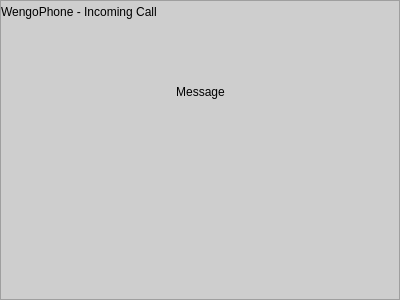
Before: the Qt Designer form wengophone/src/presentation/qt/toaster/QtCallToaster.ui in tkrotoff/WengoPhone, drawn with Qt 5.
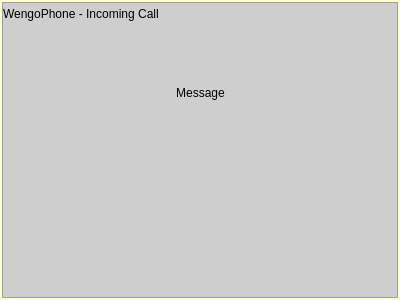
After: the same form once the commit is applied. Icons and pictures are not drawn. Custom widgets are drawn as their Qt base class.

```diff
--- a/wengophone/src/presentation/qt/toaster/QtCallToaster.ui
+++ b/wengophone/src/presentation/qt/toaster/QtCallToaster.ui
@@ -282,7 +282,7 @@
   </property>
   <layout class="QGridLayout" >
    <property name="margin" >
-    <number>0</number>
+    <number>2</number>
    </property>
    <property name="spacing" >
     <number>0</number>
```
